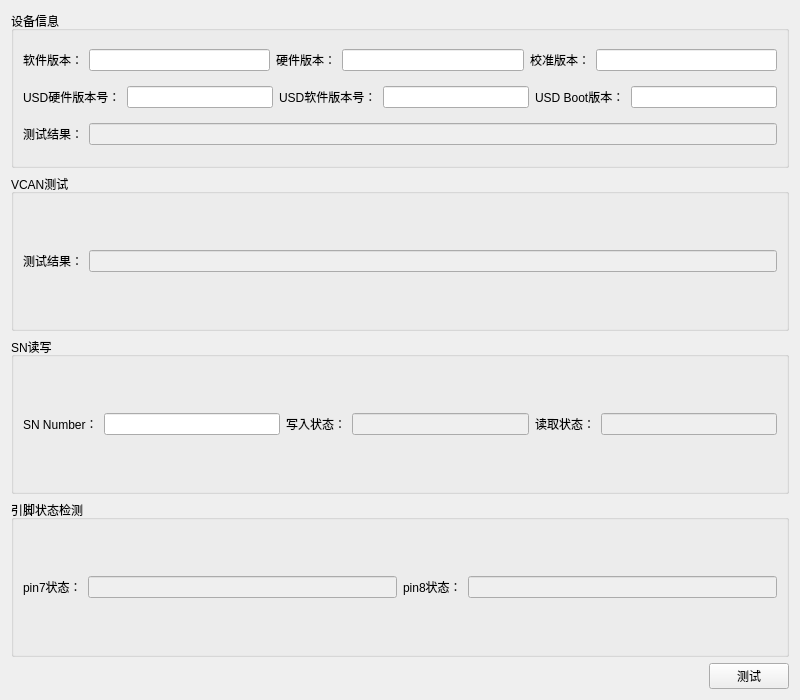
Above: eol_sub_window/eol_sub_window.ui from aron566/EOL_CAN_Tool before the change. Below: the same form after it.
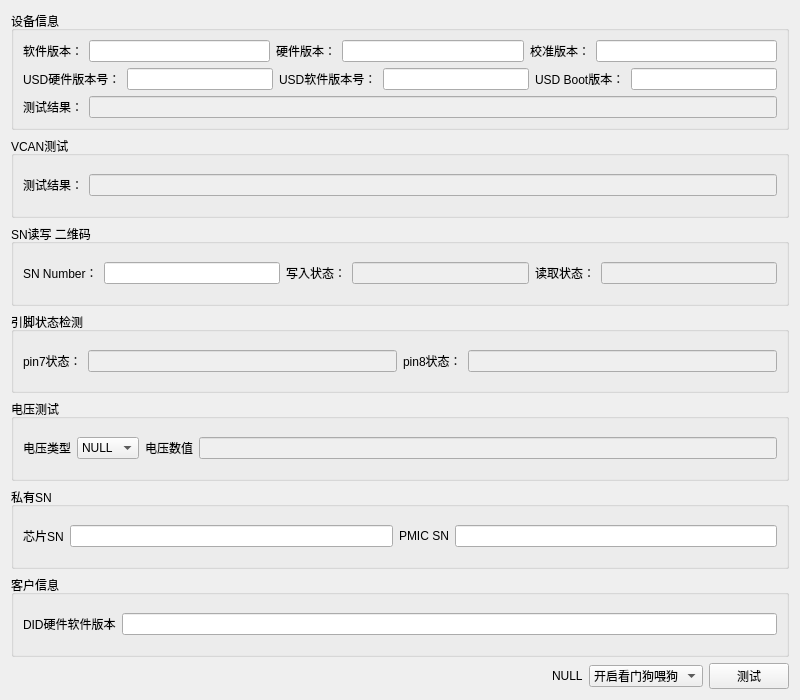
That is the form after the change.

Commit message: <feat>: <v0.0.11增加看门狗测试接口 chip sn读取接口>

```diff
--- a/eol_sub_window/eol_sub_window.ui
+++ b/eol_sub_window/eol_sub_window.ui
@@ -14,27 +14,99 @@
    <string>Form</string>
   </property>
   <layout class="QGridLayout" name="gridLayout_2">
-   <item row="4" column="0">
-    <spacer name="horizontalSpacer">
-     <property name="orientation">
-      <enum>Qt::Horizontal</enum>
+   <item row="3" column="0" colspan="3">
+    <widget class="QGroupBox" name="pin_check_groupBox">
+     <property name="title">
+      <string>引脚状态检测</string>
      </property>
-     <property name="sizeHint" stdset="0">
-      <size>
-       <width>688</width>
-       <height>20</height>
-      </size>
-     </property>
-    </spacer>
+     <layout class="QGridLayout" name="gridLayout">
+      <item row="0" column="0">
+       <layout class="QHBoxLayout" name="horizontalLayout_2">
+        <item>
+         <widget class="QLabel" name="pin7_label">
+          <property name="text">
+           <string>pin7状态：</string>
+          </property>
+         </widget>
+        </item>
+        <item>
+         <widget class="QLineEdit" name="pin7_lineEdit">
+          <property name="enabled">
+           <bool>false</bool>
+          </property>
+         </widget>
+        </item>
+        <item>
+         <widget class="QLabel" name="pin8_label">
+          <property name="text">
+           <string>pin8状态：</string>
+          </property>
+         </widget>
+        </item>
+        <item>
+         <widget class="QLineEdit" name="pin8_lineEdit">
+          <property name="enabled">
+           <bool>false</bool>
+          </property>
+         </widget>
+        </item>
+       </layout>
+      </item>
+     </layout>
+    </widget>
    </item>
-   <item row="4" column="1">
-    <widget class="QPushButton" name="test_pushButton">
-     <property name="text">
-      <string>测试</string>
+   <item row="2" column="0" colspan="3">
+    <widget class="QGroupBox" name="sn_groupBox">
+     <property name="title">
+      <string>SN读写 二维码</string>
      </property>
+     <layout class="QGridLayout" name="gridLayout_3">
+      <item row="0" column="0">
+       <layout class="QHBoxLayout" name="horizontalLayout_4">
+        <item>
+         <widget class="QLabel" name="label">
+          <property name="text">
+           <string>SN Number：</string>
+          </property>
+         </widget>
+        </item>
+        <item>
+         <widget class="QLineEdit" name="sn_number_lineEdit"/>
+        </item>
+        <item>
+         <widget class="QLabel" name="sn_write_label">
+          <property name="text">
+           <string>写入状态：</string>
+          </property>
+         </widget>
+        </item>
+        <item>
+         <widget class="QLineEdit" name="sn_write_lineEdit">
+          <property name="enabled">
+           <bool>false</bool>
+          </property>
+         </widget>
+        </item>
+        <item>
+         <widget class="QLabel" name="sn_read_label">
+          <property name="text">
+           <string>读取状态：</string>
+          </property>
+         </widget>
+        </item>
+        <item>
+         <widget class="QLineEdit" name="sn_read_lineEdit">
+          <property name="enabled">
+           <bool>false</bool>
+          </property>
+         </widget>
+        </item>
+       </layout>
+      </item>
+     </layout>
     </widget>
    </item>
-   <item row="0" column="0" colspan="2">
+   <item row="0" column="0" colspan="3">
     <widget class="QGroupBox" name="device_info_groupBox">
      <property name="title">
       <string>设备信息</string>
@@ -156,99 +228,7 @@
      </layout>
     </widget>
    </item>
-   <item row="3" column="0" colspan="2">
-    <widget class="QGroupBox" name="pin_check_groupBox">
-     <property name="title">
-      <string>引脚状态检测</string>
-     </property>
-     <layout class="QGridLayout" name="gridLayout">
-      <item row="0" column="0">
-       <layout class="QHBoxLayout" name="horizontalLayout_2">
-        <item>
-         <widget class="QLabel" name="pin7_label">
-          <property name="text">
-           <string>pin7状态：</string>
-          </property>
-         </widget>
-        </item>
-        <item>
-         <widget class="QLineEdit" name="pin7_lineEdit">
-          <property name="enabled">
-           <bool>false</bool>
-          </property>
-         </widget>
-        </item>
-        <item>
-         <widget class="QLabel" name="pin8_label">
-          <property name="text">
-           <string>pin8状态：</string>
-          </property>
-         </widget>
-        </item>
-        <item>
-         <widget class="QLineEdit" name="pin8_lineEdit">
-          <property name="enabled">
-           <bool>false</bool>
-          </property>
-         </widget>
-        </item>
-       </layout>
-      </item>
-     </layout>
-    </widget>
-   </item>
-   <item row="2" column="0" colspan="2">
-    <widget class="QGroupBox" name="sn_groupBox">
-     <property name="title">
-      <string>SN读写</string>
-     </property>
-     <layout class="QGridLayout" name="gridLayout_3">
-      <item row="0" column="0">
-       <layout class="QHBoxLayout" name="horizontalLayout_4">
-        <item>
-         <widget class="QLabel" name="label">
-          <property name="text">
-           <string>SN Number：</string>
-          </property>
-         </widget>
-        </item>
-        <item>
-         <widget class="QLineEdit" name="sn_number_lineEdit"/>
-        </item>
-        <item>
-         <widget class="QLabel" name="sn_write_label">
-          <property name="text">
-           <string>写入状态：</string>
-          </property>
-         </widget>
-        </item>
-        <item>
-         <widget class="QLineEdit" name="sn_write_lineEdit">
-          <property name="enabled">
-           <bool>false</bool>
-          </property>
-         </widget>
-        </item>
-        <item>
-         <widget class="QLabel" name="sn_read_label">
-          <property name="text">
-           <string>读取状态：</string>
-          </property>
-         </widget>
-        </item>
-        <item>
-         <widget class="QLineEdit" name="sn_read_lineEdit">
-          <property name="enabled">
-           <bool>false</bool>
-          </property>
-         </widget>
-        </item>
-       </layout>
-      </item>
-     </layout>
-    </widget>
-   </item>
-   <item row="1" column="0" colspan="2">
+   <item row="1" column="0" colspan="3">
     <widget class="QGroupBox" name="vcan_groupBox">
      <property name="title">
       <string>VCAN测试</string>
@@ -275,6 +255,150 @@
      </layout>
     </widget>
    </item>
+   <item row="7" column="0">
+    <spacer name="horizontalSpacer">
+     <property name="orientation">
+      <enum>Qt::Horizontal</enum>
+     </property>
+     <property name="sizeHint" stdset="0">
+      <size>
+       <width>688</width>
+       <height>20</height>
+      </size>
+     </property>
+    </spacer>
+   </item>
+   <item row="5" column="0" colspan="3">
+    <widget class="QGroupBox" name="private_sn_groupBox">
+     <property name="title">
+      <string>私有SN</string>
+     </property>
+     <layout class="QGridLayout" name="gridLayout_5">
+      <item row="0" column="0">
+       <layout class="QHBoxLayout" name="horizontalLayout_7">
+        <item>
+         <widget class="QLabel" name="chip_sn_label">
+          <property name="text">
+           <string>芯片SN</string>
+          </property>
+         </widget>
+        </item>
+        <item>
+         <widget class="QLineEdit" name="chip_sn_lineEdit"/>
+        </item>
+        <item>
+         <widget class="QLabel" name="pmic_sn_label">
+          <property name="text">
+           <string>PMIC SN</string>
+          </property>
+         </widget>
+        </item>
+        <item>
+         <widget class="QLineEdit" name="pmic_sn_lineEdit"/>
+        </item>
+       </layout>
+      </item>
+     </layout>
+    </widget>
+   </item>
+   <item row="6" column="0" colspan="3">
+    <widget class="QGroupBox" name="client_info_groupBox">
+     <property name="title">
+      <string>客户信息</string>
+     </property>
+     <layout class="QGridLayout" name="gridLayout_7">
+      <item row="0" column="0">
+       <layout class="QHBoxLayout" name="horizontalLayout_9">
+        <item>
+         <widget class="QLabel" name="did_hw_sf_ver_label">
+          <property name="text">
+           <string>DID硬件软件版本</string>
+          </property>
+         </widget>
+        </item>
+        <item>
+         <widget class="QLineEdit" name="did_hw_sf_ver_lineEdit"/>
+        </item>
+       </layout>
+      </item>
+     </layout>
+    </widget>
+   </item>
+   <item row="4" column="0" colspan="3">
+    <widget class="QGroupBox" name="voltage_groupBox">
+     <property name="title">
+      <string>电压测试</string>
+     </property>
+     <layout class="QGridLayout" name="gridLayout_6">
+      <item row="0" column="0">
+       <layout class="QHBoxLayout" name="horizontalLayout_8">
+        <item>
+         <widget class="QLabel" name="voltage_type_label">
+          <property name="text">
+           <string>电压类型</string>
+          </property>
+         </widget>
+        </item>
+        <item>
+         <widget class="QComboBox" name="voltage_type_comboBox">
+          <item>
+           <property name="text">
+            <string>NULL</string>
+           </property>
+          </item>
+         </widget>
+        </item>
+        <item>
+         <widget class="QLabel" name="voltage_label">
+          <property name="text">
+           <string>电压数值</string>
+          </property>
+         </widget>
+        </item>
+        <item>
+         <widget class="QLineEdit" name="voltage_lineEdit">
+          <property name="enabled">
+           <bool>false</bool>
+          </property>
+         </widget>
+        </item>
+       </layout>
+      </item>
+     </layout>
+    </widget>
+   </item>
+   <item row="7" column="2">
+    <layout class="QHBoxLayout" name="horizontalLayout_10">
+     <item>
+      <widget class="QComboBox" name="wdg_opt_comboBox">
+       <item>
+        <property name="text">
+         <string>开启看门狗喂狗</string>
+        </property>
+       </item>
+       <item>
+        <property name="text">
+         <string>关闭看门狗喂狗</string>
+        </property>
+       </item>
+      </widget>
+     </item>
+     <item>
+      <widget class="QPushButton" name="test_pushButton">
+       <property name="text">
+        <string>测试</string>
+       </property>
+      </widget>
+     </item>
+    </layout>
+   </item>
+   <item row="7" column="1">
+    <widget class="QLabel" name="wdg_opt_status_label">
+     <property name="text">
+      <string>NULL</string>
+     </property>
+    </widget>
+   </item>
   </layout>
  </widget>
  <resources/>
```
The commit also changes 4 other files.
